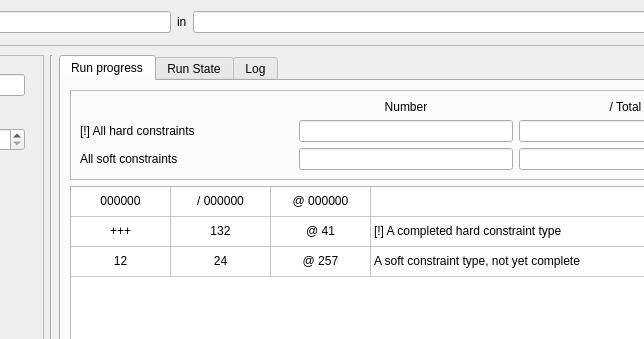
The window that gui/mainwindow.ui (gradgrind/fetrunner) describes before a commit, drawn with Qt 5; both pictures show x 229 to 873 and y 0 to 339 of the 1222 by 790 pixel window.
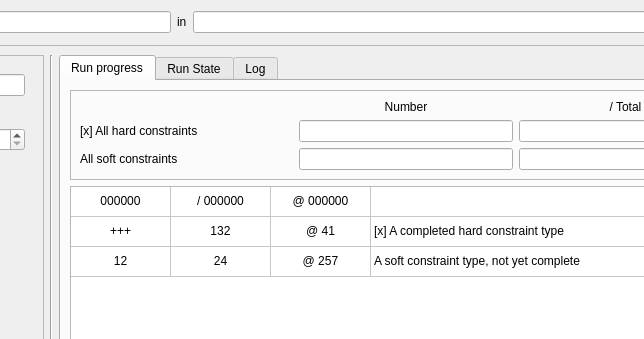
The same window after the commit.

What changed in the file:
```diff
--- a/gui/mainwindow.ui
+++ b/gui/mainwindow.ui
@@ -617,7 +617,7 @@
              <item row="1" column="0">
               <widget class="QLabel" name="label_6">
                <property name="text">
-                <string>[!] All hard constraints</string>
+                <string>[x] All hard constraints</string>
                </property>
               </widget>
              </item>
@@ -752,7 +752,7 @@
             </item>
             <item row="1" column="3">
              <property name="text">
-              <string>[!] A completed hard constraint type</string>
+              <string>[x] A completed hard constraint type</string>
              </property>
             </item>
             <item row="2" column="0">
```
Left out of the diff: 38 changed lines with no effect on the pictures.
